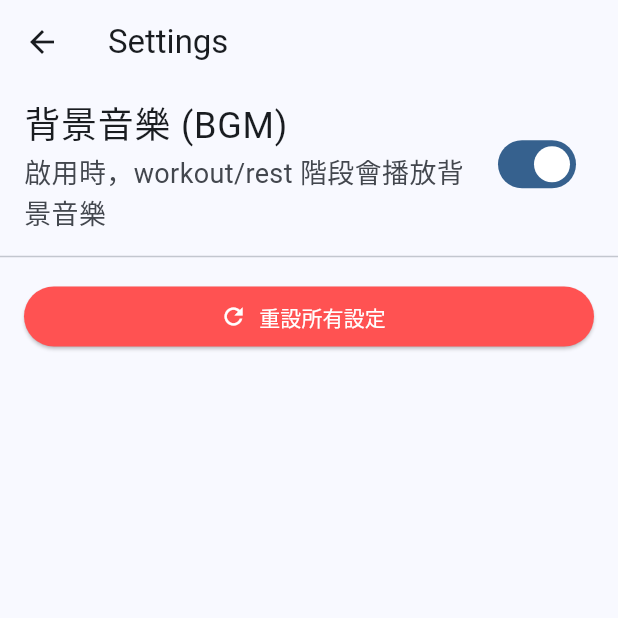
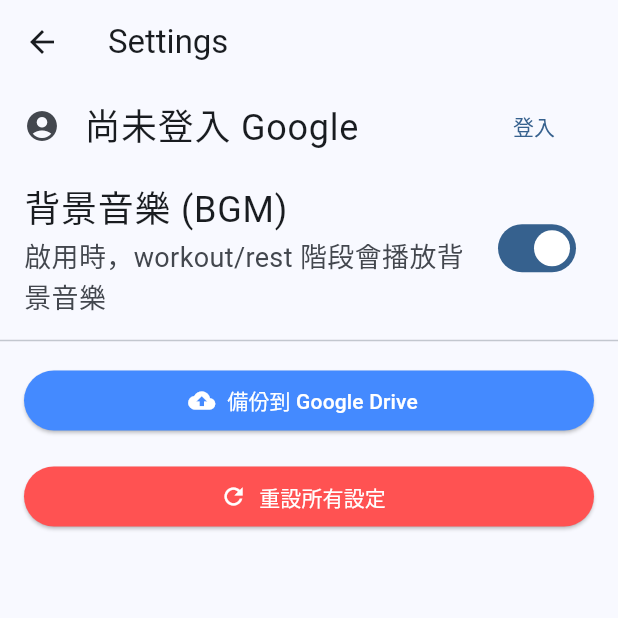
Before and after one commit to brianhsux/TabataApp, a Flutter app: the SettingsScreen screen opened directly, on a phone screen of 412 x 824 dp, the top half of it. Run offline on Flutter 3.47's test engine with Material 3 defaults, Android fonts, the phone set to English and light mode, and no system bars; our stand-ins replace audioplayers, dropdown_button2, google_mobile_ads, google_sign_in, googleapis_auth, pie_chart and 5 more; missing offline and left inert: googleapis; accounts and stored records are empty; network calls fail.

Commit message:
Add google account login.
Updates the Android and iOS project configurations to reflect the new package name.

This ensures the application is correctly identified and deployed under the new branding.

```diff
--- a/lib/settings_screen.dart
+++ b/lib/settings_screen.dart
@@ -1,9 +1,84 @@
 import 'package:flutter/material.dart';
 import 'package:provider/provider.dart';
 import 'main.dart';
+import 'package:google_sign_in/google_sign_in.dart';
+import 'dart:io';
+import 'package:path_provider/path_provider.dart';
+import 'package:googleapis/drive/v3.dart' as drive;
+import 'package:googleapis_auth/googleapis_auth.dart' as auth;
+import 'package:sqflite/sqflite.dart';
+import 'package:http/http.dart' as http;
 
-class SettingsScreen extends StatelessWidget {
+class SettingsScreen extends StatefulWidget {
   const SettingsScreen({super.key});
+
+  @override
+  State<SettingsScreen> createState() => _SettingsScreenState();
+}
+
+class _SettingsScreenState extends State<SettingsScreen> {
+  GoogleSignInAccount? _currentUser;
+  final GoogleSignIn _googleSignIn = GoogleSignIn(
+    scopes: [
+      'email',
+      'https://www.googleapis.com/auth/drive.file',
+    ],
+  );
+
+  @override
+  void initState() {
+    super.initState();
+    _googleSignIn.onCurrentUserChanged.listen((account) {
+      setState(() {
+        _currentUser = account;
+      });
+    });
+    _googleSignIn.signInSilently();
+  }
+
+  Future<void> _handleSignIn() async {
+    try {
+      await _googleSignIn.signIn();
+    } catch (error) {
+      ScaffoldMessenger.of(context).showSnackBar(
+        SnackBar(content: Text('Google 登入失敗: ' + error.toString())),
+      );
+    }
+  }
+
+  Future<void> _handleSignOut() async {
+    await _googleSignIn.disconnect();
+  }
+
+  Future<void> backupToGoogleDrive() async {
+    if (_currentUser == null) {
+      ScaffoldMessenger.of(context).showSnackBar(SnackBar(content: Text('請先登入 Google')));
+      return;
+    }
+    try {
+      // 1. 取得本地 DB 檔案
+      final dbDir = await getDatabasesPath();
+      final dbFile = File('$dbDir/exercise_records.db');
+      if (!await dbFile.exists()) {
+        ScaffoldMessenger.of(context).showSnackBar(SnackBar(content: Text('找不到資料庫檔案')));
+        return;
+      }
+      // 2. 取得 Google OAuth token
+      final authHeaders = await _currentUser!.authHeaders;
+      final client = GoogleHttpClient(authHeaders);
+      // 3. 上傳到 Google Drive
+      final driveApi = drive.DriveApi(client);
+      final fileToUpload = drive.File()
+        ..name = 'tabata_backup_${DateTime.now().toIso8601String()}.db';
+      await driveApi.files.create(
+        fileToUpload,
+        uploadMedia: drive.Media(dbFile.openRead(), await dbFile.length()),
+      );
+      ScaffoldMessenger.of(context).showSnackBar(SnackBar(content: Text('備份成功！')));
+    } catch (e) {
+      ScaffoldMessenger.of(context).showSnackBar(SnackBar(content: Text('備份失敗: ' + e.toString())));
+    }
+  }
 
   @override
   Widget build(BuildContext context) {
@@ -14,6 +89,28 @@
       ),
       body: ListView(
         children: [
+          if (_currentUser != null)
+            ListTile(
+              leading: CircleAvatar(
+                backgroundImage: NetworkImage(_currentUser!.photoUrl ?? ''),
+                child: _currentUser!.photoUrl == null ? Icon(Icons.account_circle) : null,
+              ),
+              title: Text(_currentUser!.displayName ?? _currentUser!.email),
+              subtitle: Text(_currentUser!.email),
+              trailing: TextButton(
+                onPressed: _handleSignOut,
+                child: Text('登出'),
+              ),
+            )
+          else
+            ListTile(
+              leading: Icon(Icons.account_circle),
+              title: Text('尚未登入 Google'),
+              trailing: TextButton(
+                onPressed: _handleSignIn,
+                child: Text('登入'),
+              ),
+            ),
           SwitchListTile(
             title: Text('背景音樂 (BGM)'),
             subtitle: Text('啟用時，workout/rest 階段會播放背景音樂'),
@@ -23,6 +120,18 @@
             },
           ),
           const Divider(),
+          Padding(
+            padding: EdgeInsets.symmetric(horizontal: 16, vertical: 8),
+            child: ElevatedButton.icon(
+              icon: Icon(Icons.cloud_upload),
+              label: Text('備份到 Google Drive'),
+              style: ElevatedButton.styleFrom(
+                backgroundColor: Colors.blueAccent,
+                foregroundColor: Colors.white,
+              ),
+              onPressed: backupToGoogleDrive,
+            ),
+          ),
           Padding(
             padding: EdgeInsets.symmetric(horizontal: 16, vertical: 8),
             child: ElevatedButton.icon(
@@ -46,3 +155,13 @@
     );
   }
 }
+
+class GoogleHttpClient extends http.BaseClient {
+  final Map<String, String> _headers;
+  final http.Client _client = http.Client();
+  GoogleHttpClient(this._headers);
+  @override
+  Future<http.StreamedResponse> send(http.BaseRequest request) {
+    return _client.send(request..headers.addAll(_headers));
+  }
+}
```
Also changed, not shown: pubspec.yaml (+5 -2 lines), pubspec.lock, 9 other files.
